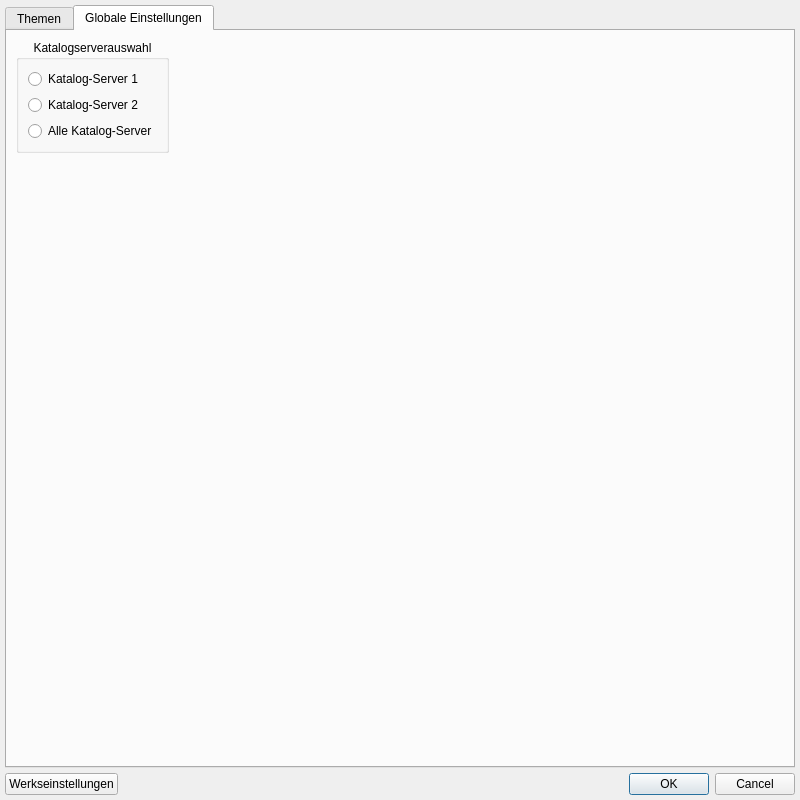
Old version of the form ui/design_files/settings_dialog.ui in the repository geoObserver/geobasis_loader.
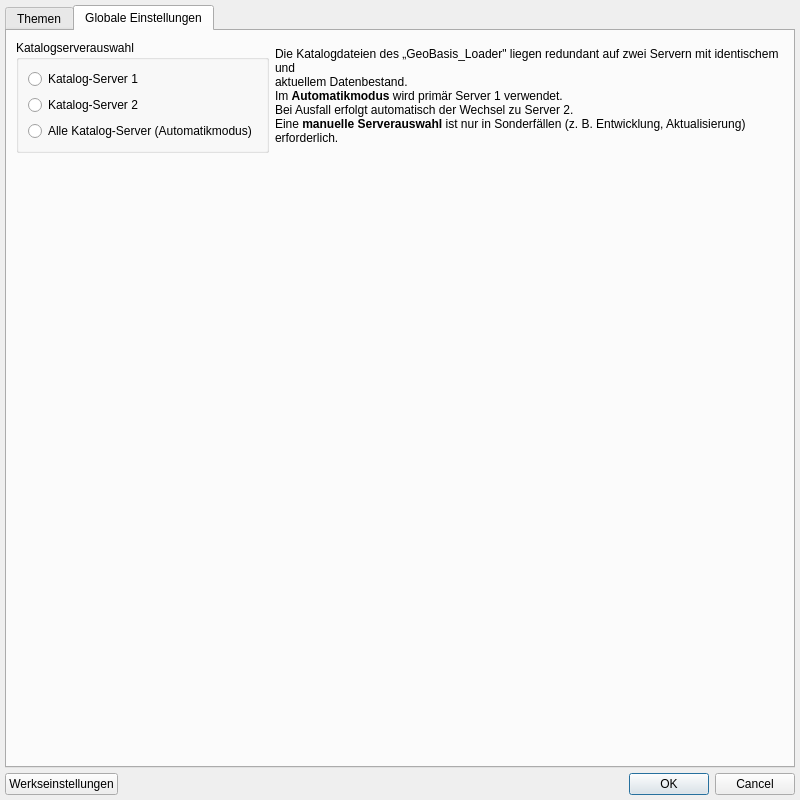
New version of the form. The open tabs and pages were chosen to show the change.

Commit message: Refactor SettingsDialog layout and properties for improved responsiveness and clarity

Patch:
```diff
--- a/ui/design_files/settings_dialog.ui
+++ b/ui/design_files/settings_dialog.ui
@@ -11,7 +11,7 @@
    </rect>
   </property>
   <property name="sizePolicy">
-   <sizepolicy hsizetype="Fixed" vsizetype="Fixed">
+   <sizepolicy hsizetype="Maximum" vsizetype="Minimum">
     <horstretch>0</horstretch>
     <verstretch>0</verstretch>
    </sizepolicy>
@@ -240,26 +240,38 @@
       <attribute name="title">
        <string>Globale Einstellungen</string>
       </attribute>
-      <layout class="QGridLayout" name="gridLayout_2" rowstretch="0">
+      <layout class="QFormLayout" name="formLayout">
        <property name="sizeConstraint">
-        <enum>QLayout::SetMinimumSize</enum>
+        <enum>QLayout::SetDefaultConstraint</enum>
        </property>
-       <item row="0" column="1" alignment="Qt::AlignLeft|Qt::AlignTop">
+       <property name="fieldGrowthPolicy">
+        <enum>QFormLayout::AllNonFixedFieldsGrow</enum>
+       </property>
+       <property name="labelAlignment">
+        <set>Qt::AlignJustify|Qt::AlignVCenter</set>
+       </property>
+       <item row="0" column="0">
         <widget class="QGroupBox" name="server_selection">
          <property name="enabled">
           <bool>true</bool>
          </property>
          <property name="sizePolicy">
-          <sizepolicy hsizetype="Fixed" vsizetype="Fixed">
+          <sizepolicy hsizetype="Preferred" vsizetype="Preferred">
            <horstretch>0</horstretch>
            <verstretch>0</verstretch>
           </sizepolicy>
          </property>
+         <property name="minimumSize">
+          <size>
+           <width>0</width>
+           <height>0</height>
+          </size>
+         </property>
          <property name="title">
           <string>Katalogserverauswahl</string>
          </property>
          <property name="alignment">
-          <set>Qt::AlignHCenter|Qt::AlignTop</set>
+          <set>Qt::AlignLeading|Qt::AlignLeft|Qt::AlignTop</set>
          </property>
          <property name="flat">
           <bool>false</bool>
@@ -267,12 +279,15 @@
          <property name="checkable">
           <bool>false</bool>
          </property>
-         <layout class="QVBoxLayout" name="verticalLayout_4">
-          <property name="sizeConstraint">
-           <enum>QLayout::SetMinimumSize</enum>
-          </property>
+         <layout class="QVBoxLayout" name="verticalLayout_3">
           <item>
            <widget class="QRadioButton" name="radioButton_3">
+            <property name="sizePolicy">
+             <sizepolicy hsizetype="Preferred" vsizetype="Fixed">
+              <horstretch>0</horstretch>
+              <verstretch>0</verstretch>
+             </sizepolicy>
+            </property>
             <property name="text">
              <string>Katalog-Server 1</string>
             </property>
@@ -286,6 +301,12 @@
           </item>
           <item>
            <widget class="QRadioButton" name="radioButton_2">
+            <property name="sizePolicy">
+             <sizepolicy hsizetype="Preferred" vsizetype="Fixed">
+              <horstretch>0</horstretch>
+              <verstretch>0</verstretch>
+             </sizepolicy>
+            </property>
             <property name="text">
              <string>Katalog-Server 2</string>
             </property>
@@ -299,8 +320,14 @@
           </item>
           <item>
            <widget class="QRadioButton" name="radioButton">
+            <property name="sizePolicy">
+             <sizepolicy hsizetype="Preferred" vsizetype="Fixed">
+              <horstretch>0</horstretch>
+              <verstretch>0</verstretch>
+             </sizepolicy>
+            </property>
             <property name="text">
-             <string>Alle Katalog-Server</string>
+             <string>Alle Katalog-Server (Automatikmodus)</string>
             </property>
             <property name="server" stdset="0">
              <number>0</number>
@@ -313,6 +340,43 @@
          </layout>
         </widget>
        </item>
+       <item row="0" column="1">
+        <widget class="QLabel" name="label_help_server_selection">
+         <property name="sizePolicy">
+          <sizepolicy hsizetype="Minimum" vsizetype="Preferred">
+           <horstretch>0</horstretch>
+           <verstretch>0</verstretch>
+          </sizepolicy>
+         </property>
+         <property name="maximumSize">
+          <size>
+           <width>602</width>
+           <height>16777215</height>
+          </size>
+         </property>
+         <property name="mouseTracking">
+          <bool>true</bool>
+         </property>
+         <property name="text">
+          <string>&lt;html&gt;&lt;head/&gt;&lt;body&gt;&lt;p&gt;Die Katalogdateien des „GeoBasis_Loader&amp;quot; liegen redundant auf zwei Servern mit identischem und&lt;br/&gt;aktuellem Datenbestand.&lt;br/&gt;Im &lt;span style=&quot; font-weight:600;&quot;&gt;Automatikmodus&lt;/span&gt; wird primär Server 1 verwendet.&lt;br/&gt;Bei Ausfall erfolgt automatisch der Wechsel zu Server 2.&lt;br/&gt;Eine &lt;span style=&quot; font-weight:600;&quot;&gt;manuelle Serverauswahl&lt;/span&gt; ist nur in Sonderfällen (z. B. Entwicklung, Aktualisierung) erforderlich.&lt;/p&gt;&lt;/body&gt;&lt;/html&gt;</string>
+         </property>
+         <property name="textFormat">
+          <enum>Qt::RichText</enum>
+         </property>
+         <property name="scaledContents">
+          <bool>false</bool>
+         </property>
+         <property name="alignment">
+          <set>Qt::AlignLeading|Qt::AlignLeft|Qt::AlignVCenter</set>
+         </property>
+         <property name="wordWrap">
+          <bool>true</bool>
+         </property>
+         <property name="indent">
+          <number>0</number>
+         </property>
+        </widget>
+       </item>
       </layout>
      </widget>
     </widget>
```
Left out of the diff: 10 changed lines with no effect on the pictures.
